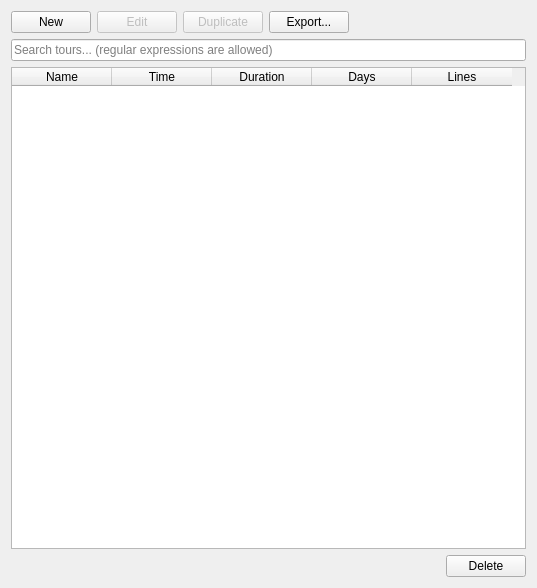
First picture: the form in Widgets/WdgTours.ui, repository ma7t3/ScheduleMaster, before the edit.
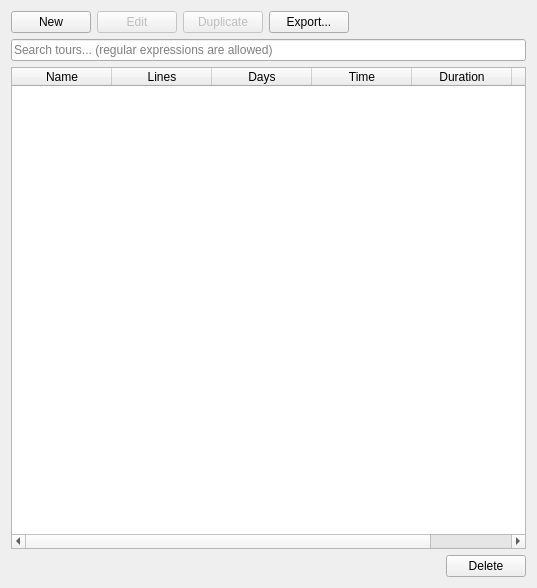
Second picture: the form after the edit.

Commit message: Added tour preview

Patch:
```diff
--- a/Widgets/WdgTours.ui
+++ b/Widgets/WdgTours.ui
@@ -85,6 +85,16 @@
        <string>Name</string>
       </property>
      </column>
+     <column>
+      <property name="text">
+       <string>Lines</string>
+      </property>
+     </column>
+     <column>
+      <property name="text">
+       <string>Days</string>
+      </property>
+     </column>
      <column>
       <property name="text">
        <string>Time</string>
@@ -97,12 +107,7 @@
      </column>
      <column>
       <property name="text">
-       <string>Days</string>
-      </property>
-     </column>
-     <column>
-      <property name="text">
-       <string>Lines</string>
+       <string>Preview</string>
       </property>
      </column>
     </widget>
```
The commit also changes 2 other files.
